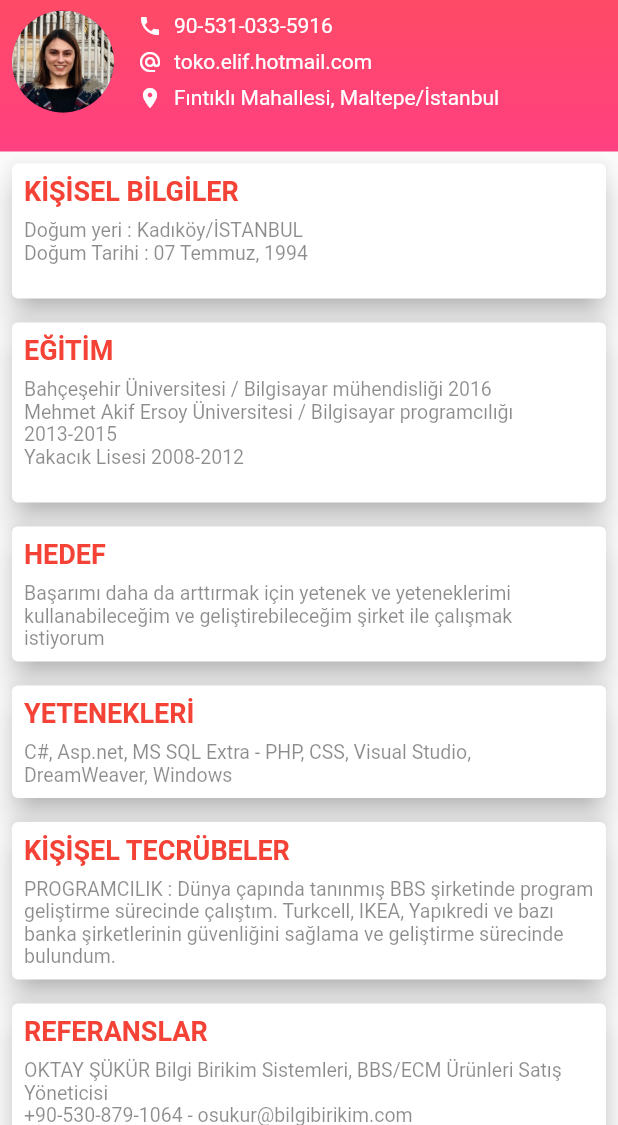
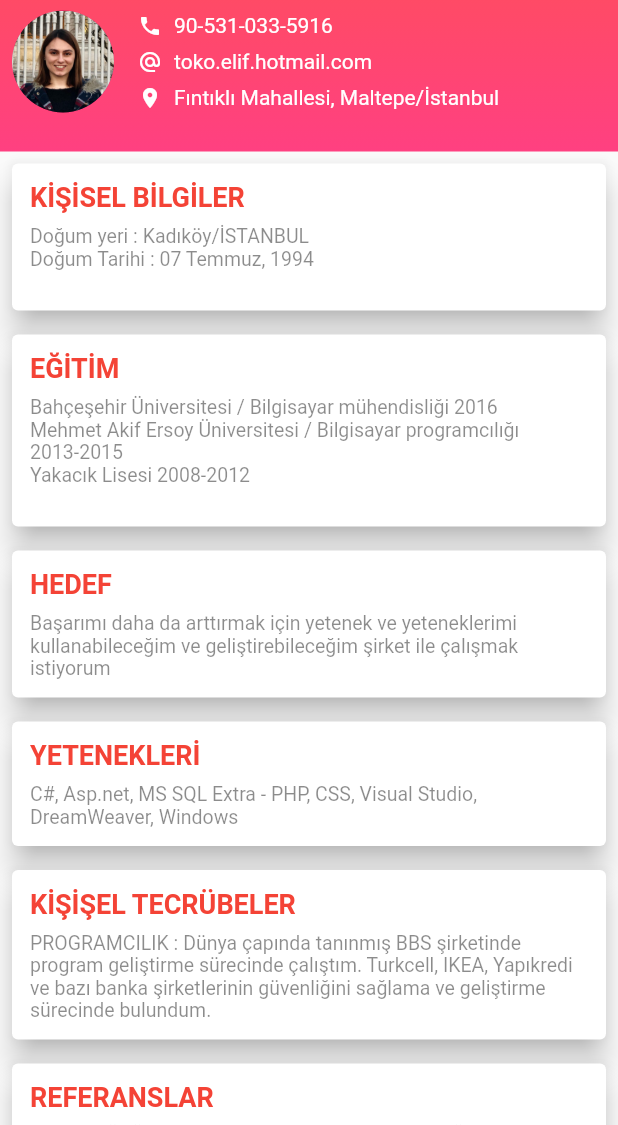
Before and after one commit to HyperGrapher/flutter-resume-ui, a Flutter app: the HomePage screen opened by its route, on a phone screen of 412 x 824 dp, the part 111-1236 px from its top. Run offline on Flutter 3.47's test engine with Material 2 defaults, Android fonts, the phone set to English and light mode, and no system bars.

Commit message:
version 1 - delivery

```diff
--- /dev/null
+++ b/lib/data.dart
@@ -0,0 +1,42 @@
+const personalText = '''
+Doğum yeri : Kadıköy/İSTANBUL
+Doğum Tarihi : 07 Temmuz, 1994
+''';
+
+const educationText = '''
+Bahçeşehir Üniversitesi / Bilgisayar mühendisliği 2016
+Mehmet Akif Ersoy Üniversitesi / Bilgisayar programcılığı 2013-2015
+Yakacık Lisesi 2008-2012
+''';
+
+const hedefText =
+    "Başarımı daha da arttırmak için yetenek ve yeteneklerimi kullanabileceğim ve geliştirebileceğim şirket ile çalışmak istiyorum";
+
+const skillsText = "C#, Asp.net, MS SQL Extra - PHP, CSS, Visual Studio, DreamWeaver, Windows";
+
+const experienceText =
+    "PROGRAMCILIK : Dünya çapında tanınmış BBS şirketinde program geliştirme sürecinde çalıştım. Turkcell, IKEA, Yapıkredi ve bazı banka şirketlerinin güvenliğini sağlama ve geliştirme sürecinde bulundum.";
+
+const referenceText = '''
+OKTAY ŞÜKÜR Bilgi Birikim Sistemleri, BBS/ECM Ürünleri Satış Yöneticisi
++90-530-879-1064 - osukur@bilgibirikim.com
+
+ERTUĞRUL ÇORUH Bilgi Birikim Sistemleri, BBS/ECM Ürünleri Satış Yöneticisi
++90-553-811-5841 - ecoruh@bilgibirikim.com
+
+MUSA YAKASIZ SmartPro Bilgisayar Akademisi, BİLİŞİM TEKNOLOJİLERİ ÖĞRETMENİ
++90-545-780-5865 - musayakasiz@hotmail.com
+''';
+
+const langText = '''
+English (İLERİ DÜZEY)
+German (BASLANGIÇ)
+''';
+
+const certificateText = '''
+SmartPro Bilgisayar Akademisi / Sistem Sertifikaları
+MCP ( Microsoft Certified Professional )
+MCPA ( Microsoft Certified Professional Associate )
+MCPE ( Microsoft Certified Professional Expert )
+Sistem Uzmanlığı
+''';
--- a/lib/home_page.dart
+++ b/lib/home_page.dart
@@ -1,16 +1,15 @@
+import 'package:cvapp/widgets/header.dart';
 import 'package:cvapp/widgets/info_card.dart';
 import 'package:flutter/material.dart';
+
+import 'data.dart';
 
 class HomePage extends StatelessWidget {
   @override
   Widget build(BuildContext context) {
-
     return Scaffold(
-//      appBar: AppBar(title: Text("Elif Toka CV"),),
       body: SingleChildScrollView(
         child: Column(
-//          crossAxisAlignment: CrossAxisAlignment.center,
-//          mainAxisAlignment: MainAxisAlignment.start,
           children: <Widget>[
             Container(
               decoration: BoxDecoration(
@@ -24,129 +23,17 @@ class HomePage extends StatelessWidget {
                 child: Header(),
               ),
             ),
-            InfoCard("KİŞİSEL BİLGİLER", '''
-Doğum yeri : Kadıköy/İSTANBUL
-Doğum Tarihi : 07 Temmuz, 1994
-'''),
-            InfoCard("EĞİTİM", '''
-Bahçeşehir Üniversitesi / Bilgisayar mühendisliği 2016
-Mehmet Akif Ersoy Üniversitesi / Bilgisayar programcılığı 2013-2015
-Yakacık Lisesi 2008-2012
-'''),
-            InfoCard("HEDEF", "Başarımı daha da arttırmak için yetenek ve yeteneklerimi kullanabileceğim ve geliştirebileceğim şirket ile çalışmak istiyorum"),
-            InfoCard("YETENEKLERİ", "C#, Asp.net, MS SQL Extra - PHP, CSS, Visual Studio, DreamWeaver, Windows"),
-            InfoCard("KİŞİŞEL TECRÜBELER ", "PROGRAMCILIK : Dünya çapında tanınmış BBS şirketinde program geliştirme sürecinde çalıştım. Turkcell, IKEA, Yapıkredi ve bazı banka şirketlerinin güvenliğini sağlama ve geliştirme sürecinde bulundum."),
-            InfoCard("REFERANSLAR", '''
-OKTAY ŞÜKÜR Bilgi Birikim Sistemleri, BBS/ECM Ürünleri Satış Yöneticisi
-+90-530-879-1064 - osukur@bilgibirikim.com
-
-ERTUĞRUL ÇORUH Bilgi Birikim Sistemleri, BBS/ECM Ürünleri Satış Yöneticisi
-+90-553-811-5841 - ecoruh@bilgibirikim.com
-
-MUSA YAKASIZ SmartPro Bilgisayar Akademisi, BİLİŞİM TEKNOLOJİLERİ ÖĞRETMENİ
-+90-545-780-5865 - musayakasiz@hotmail.com
-            '''),
+            InfoCard("KİŞİSEL BİLGİLER", personalText),
+            InfoCard("EĞİTİM", educationText),
+            InfoCard("HEDEF", hedefText),
+            InfoCard("YETENEKLERİ", skillsText),
+            InfoCard("KİŞİŞEL TECRÜBELER ", experienceText),
+            InfoCard("REFERANSLAR", referenceText),
+            InfoCard("DİL BİLGİSİ", langText),
+            InfoCard("SERTİFİKA ve KURS BİLGİSİ", certificateText),
           ],
         ),
       ),
     );
   }
 }
-
-
-class Header extends StatelessWidget {
-  @override
-  Widget build(BuildContext context) {
-    return Column(
-      crossAxisAlignment: CrossAxisAlignment.start,
-      children: <Widget>[
-        Text(
-          "Elif Toka",
-          style: TextStyle(
-            fontWeight: FontWeight.bold,
-            color: Colors.white,
-            fontSize: 20.0,
-          ),
-        ),
-        SizedBox(
-          height: 8,
-        ),
-        Row(
-          children: <Widget>[
-            CircleAvatar(
-              radius: 34,
-              backgroundImage: AssetImage("assets/images/profil.jpeg"),
-            ),
-            SizedBox(
-              width: 16,
-            ),
-
-            Column(
-              mainAxisAlignment: MainAxisAlignment.center,
-              crossAxisAlignment: CrossAxisAlignment.start,
-              children: <Widget>[
-                Row(
-                  children: <Widget>[
-                    Icon(
-                      Icons.phone,
-                      color: Colors.white,
-                      size: 16,
-                    ),
-                    SizedBox(
-                      width: 8,
-                    ),
-                    Text(
-                      "90-531-033-5916",
-                      style: TextStyle(color: Colors.white),
-                    ),
-                  ],
-                ),
-                SizedBox(
-                  height: 8,
-                ),
-                Row(
-                  children: <Widget>[
-                    Icon(
-                      Icons.alternate_email,
-                      color: Colors.white,
-                      size: 16,
-                    ),
-                    SizedBox(
-                      width: 8,
-                    ),
-                    Text(
-                      "toko.elif.hotmail.com",
-                      style: TextStyle(color: Colors.white),
-                    ),
-                  ],
-                ),
-                SizedBox(
-                  height: 8,
-                ),
-                Row(
-                  children: <Widget>[
-                    Icon(
-                      Icons.location_on,
-                      color: Colors.white,
-                      size: 16,
-                    ),
-                    SizedBox(
-                      width: 8,
-                    ),
-                    Text(
-                      "Fıntıklı Mahallesi, Maltepe/İstanbul",
-                      style: TextStyle(color: Colors.white),
-                    ),
-                  ],
-                )
-              ],
-            )
-          ],
-        ),
-        SizedBox(
-          height: 18,
-        ),
-      ],
-    );
-  }
-}
--- a/lib/main.dart
+++ b/lib/main.dart
@@ -1,6 +1,6 @@
 import 'package:flutter/material.dart';
 
-import 'cover_page.dart';
+import 'welcome_page.dart';
 import 'home_page.dart';
 
 void main() => runApp(MyApp());
@@ -14,7 +14,7 @@ class MyApp extends StatelessWidget {
         primarySwatch: Colors.pink,
       ),
       debugShowCheckedModeBanner: false,
-      home: CoverPage(),
+      home: WelcomePage(),
       routes: {
         '/home': (context) => HomePage(),
       },
--- a/lib/cover_page.dart
+++ b/lib/welcome_page.dart
@@ -1,7 +1,7 @@
 import 'package:cvapp/widgets/info_line.dart';
 import 'package:flutter/material.dart';
 
-class CoverPage extends StatelessWidget {
+class WelcomePage extends StatelessWidget {
   @override
   Widget build(BuildContext context) {
     return Scaffold(
@@ -73,7 +73,7 @@ class CoverPage extends StatelessWidget {
                             Navigator.pushNamed(context, '/home');
                           },
                           child: Text(
-                            "Welcome",
+                            "Hoşgeldiniz",
                             style: TextStyle(
                               fontWeight: FontWeight.bold,
                               fontSize: 20.0,
--- /dev/null
+++ b/lib/widgets/header.dart
@@ -0,0 +1,97 @@
+import 'package:flutter/material.dart';
+
+class Header extends StatelessWidget {
+  @override
+  Widget build(BuildContext context) {
+    return Column(
+      crossAxisAlignment: CrossAxisAlignment.start,
+      children: <Widget>[
+        Text(
+          "Elif Toka",
+          style: TextStyle(
+            fontWeight: FontWeight.bold,
+            color: Colors.white,
+            fontSize: 20.0,
+          ),
+        ),
+        SizedBox(
+          height: 8,
+        ),
+        Row(
+          children: <Widget>[
+            CircleAvatar(
+              radius: 34,
+              backgroundImage: AssetImage("assets/images/profil.jpeg"),
+            ),
+            SizedBox(
+              width: 16,
+            ),
+            Column(
+              mainAxisAlignment: MainAxisAlignment.center,
+              crossAxisAlignment: CrossAxisAlignment.start,
+              children: <Widget>[
+                Row(
+                  children: <Widget>[
+                    Icon(
+                      Icons.phone,
+                      color: Colors.white,
+                      size: 16,
+                    ),
+                    SizedBox(
+                      width: 8,
+                    ),
+                    Text(
+                      "90-531-033-5916",
+                      style: TextStyle(color: Colors.white),
+                    ),
+                  ],
+                ),
+                SizedBox(
+                  height: 8,
+                ),
+                Row(
+                  children: <Widget>[
+                    Icon(
+                      Icons.alternate_email,
+                      color: Colors.white,
+                      size: 16,
+                    ),
+                    SizedBox(
+                      width: 8,
+                    ),
+                    Text(
+                      "toko.elif.hotmail.com",
+                      style: TextStyle(color: Colors.white),
+                    ),
+                  ],
+                ),
+                SizedBox(
+                  height: 8,
+                ),
+                Row(
+                  children: <Widget>[
+                    Icon(
+                      Icons.location_on,
+                      color: Colors.white,
+                      size: 16,
+                    ),
+                    SizedBox(
+                      width: 8,
+                    ),
+                    Text(
+                      "Fıntıklı Mahallesi, Maltepe/İstanbul",
+                      style: TextStyle(color: Colors.white),
+                    ),
+                  ],
+                )
+              ],
+            )
+          ],
+        ),
+        SizedBox(
+          height: 18,
+        ),
+      ],
+    );
+  }
+}
--- a/lib/widgets/info_card.dart
+++ b/lib/widgets/info_card.dart
@@ -16,7 +16,7 @@ class InfoCard extends StatelessWidget {
         color: Colors.white,
         elevation: 8,
         child: Padding(
-          padding: const EdgeInsets.all(8.0),
+          padding: const EdgeInsets.all(12.0),
           child: Column(
             crossAxisAlignment: CrossAxisAlignment.start,
             children: <Widget>[
```
Also changed, not shown: lib/silinecek.dart (deleted, +0 -130 lines), pubspec.yaml (+1 -54 lines), assets/images/elif.jpeg (deleted).
